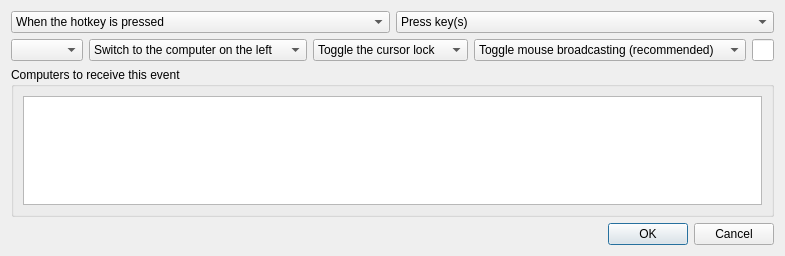
Above: src/lib/gui/dialogs/ActionDialog.ui from qiyu-lu/deskflow before the change. Below: the same form after it.
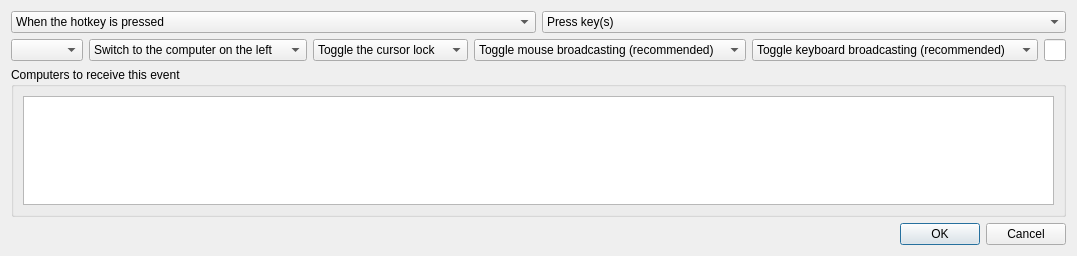
That is the form after the change. Custom widgets are drawn as their Qt base class.

Commit message: feat(input-broadcast): add keyboard broadcasting

The edit to the form file:
```diff
--- a/src/lib/gui/dialogs/ActionDialog.ui
+++ b/src/lib/gui/dialogs/ActionDialog.ui
@@ -167,6 +167,28 @@
        </item>
       </widget>
      </item>
+     <item>
+      <widget class="QComboBox" name="comboKeyboardBroadcastMode">
+       <property name="enabled">
+        <bool>true</bool>
+       </property>
+       <item>
+        <property name="text">
+         <string>Toggle keyboard broadcasting (recommended)</string>
+        </property>
+       </item>
+       <item>
+        <property name="text">
+         <string>Enable keyboard broadcasting</string>
+        </property>
+       </item>
+       <item>
+        <property name="text">
+         <string>Disable keyboard broadcasting</string>
+        </property>
+       </item>
+      </widget>
+     </item>
      <item>
       <widget class="KeySequenceWidget" name="keySequenceWidget"/>
      </item>
```
Left out of the diff: 11 changed lines with no effect on the pictures. The commit also changes 50 other files.
